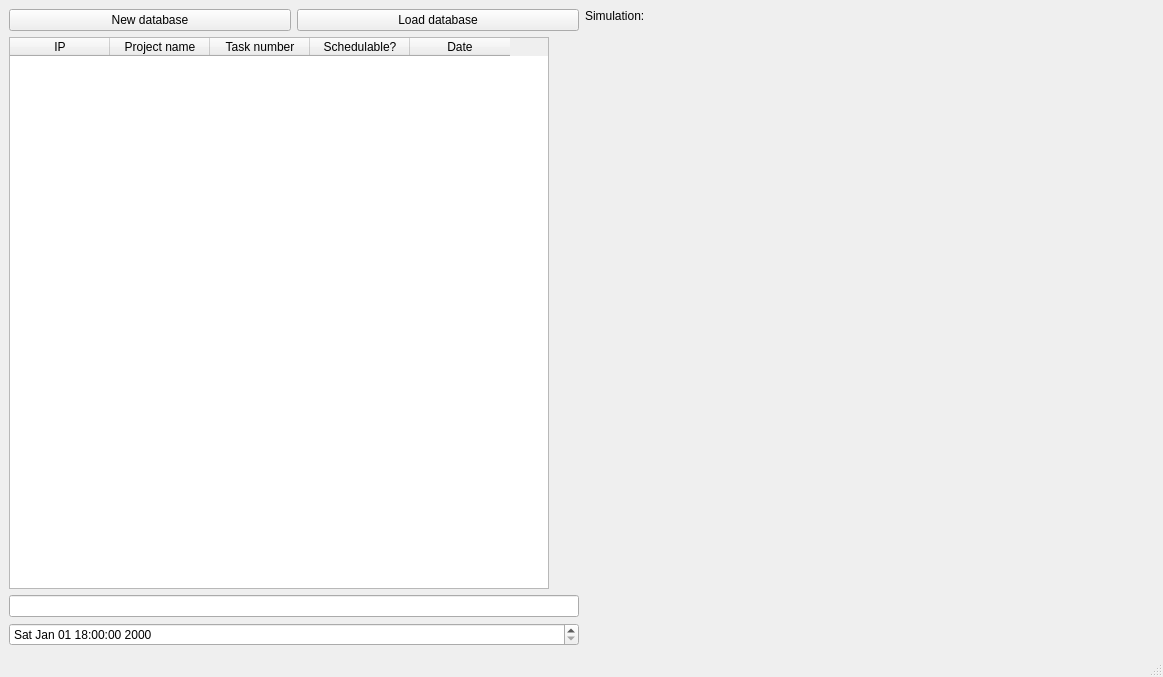
Before: the Qt Designer form database.ui in feichay10/Server-Proyecto-Final-SOA, drawn with Qt 5.
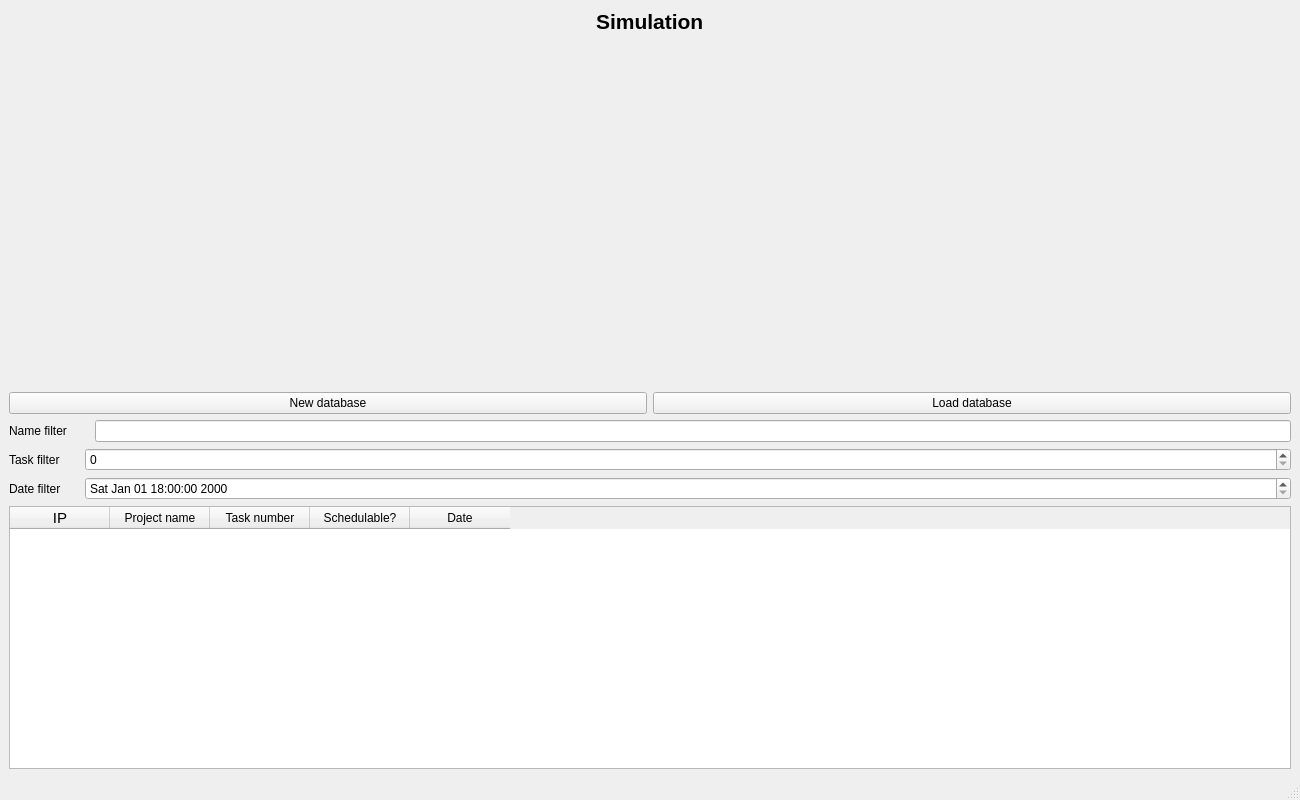
After: the same form once the commit is applied. Icons and pictures are not drawn.

Commit message: interface database manager fixed

What changed in the file:
```diff
--- a/database.ui
+++ b/database.ui
@@ -6,87 +6,126 @@
    <rect>
     <x>0</x>
     <y>0</y>
-    <width>1163</width>
-    <height>677</height>
+    <width>1300</width>
+    <height>800</height>
    </rect>
   </property>
+  <property name="sizePolicy">
+   <sizepolicy hsizetype="Expanding" vsizetype="Preferred">
+    <horstretch>0</horstretch>
+    <verstretch>0</verstretch>
+   </sizepolicy>
+  </property>
+  <property name="minimumSize">
+   <size>
+    <width>1000</width>
+    <height>800</height>
+   </size>
+  </property>
   <property name="windowTitle">
    <string>MainWindow</string>
   </property>
   <widget class="QWidget" name="centralwidget">
-   <layout class="QHBoxLayout" name="horizontalLayout_8">
+   <layout class="QVBoxLayout" name="verticalLayout_3">
     <item>
-     <layout class="QHBoxLayout" name="horizontalLayout_7">
+     <layout class="QVBoxLayout" name="verticalLayout">
       <item>
-       <layout class="QVBoxLayout" name="verticalLayout_3">
+       <layout class="QHBoxLayout" name="horizontalLayout_2">
         <item>
-         <layout class="QHBoxLayout" name="horizontalLayout">
-          <item>
-           <layout class="QVBoxLayout" name="verticalLayout_2">
-            <item>
-             <layout class="QHBoxLayout" name="horizontalLayout_6">
-              <item>
-               <widget class="QPushButton" name="pushButton_NewDB">
-                <property name="text">
-                 <string>New database</string>
-                </property>
-               </widget>
-              </item>
-              <item>
-               <widget class="QPushButton" name="pushButton_LoadDB">
-                <property name="text">
-                 <string>Load database</string>
-                </property>
-               </widget>
-              </item>
-             </layout>
-            </item>
-           </layout>
-          </item>
-         </layout>
+         <spacer name="horizontalSpacer">
+          <property name="orientation">
+           <enum>Qt::Horizontal</enum>
+          </property>
+          <property name="sizeHint" stdset="0">
+           <size>
+            <width>40</width>
+            <height>20</height>
+           </size>
+          </property>
+         </spacer>
         </item>
         <item>
-         <widget class="QTableWidget" name="tableWidget">
+         <widget class="QLabel" name="label_Image">
+          <property name="sizePolicy">
+           <sizepolicy hsizetype="Fixed" vsizetype="Fixed">
+            <horstretch>0</horstretch>
+            <verstretch>0</verstretch>
+           </sizepolicy>
+          </property>
+          <property name="text">
+           <string>&lt;html&gt;&lt;head/&gt;&lt;body&gt;&lt;p&gt;&lt;span style=&quot; font-size:16pt; font-weight:700;&quot;&gt;Simulation&lt;/span&gt;&lt;/p&gt;&lt;/body&gt;&lt;/html&gt;</string>
+          </property>
+         </widget>
+        </item>
+        <item>
+         <spacer name="horizontalSpacer_2">
+          <property name="orientation">
+           <enum>Qt::Horizontal</enum>
+          </property>
+          <property name="sizeHint" stdset="0">
+           <size>
+            <width>40</width>
+            <height>20</height>
+           </size>
+          </property>
+         </spacer>
+        </item>
+       </layout>
+      </item>
+      <item>
+       <widget class="QLabel" name="label_LoadImage">
+        <property name="sizePolicy">
+         <sizepolicy hsizetype="Expanding" vsizetype="Expanding">
+          <horstretch>0</horstretch>
+          <verstretch>0</verstretch>
+         </sizepolicy>
+        </property>
+        <property name="text">
+         <string/>
+        </property>
+       </widget>
+      </item>
+     </layout>
+    </item>
+    <item>
+     <layout class="QVBoxLayout" name="verticalLayout_2">
+      <item>
+       <layout class="QHBoxLayout" name="horizontalLayout">
+        <item>
+         <widget class="QPushButton" name="pushButton_NewDB">
+          <property name="text">
+           <string>New database</string>
+          </property>
+         </widget>
+        </item>
+        <item>
+         <widget class="QPushButton" name="pushButton_LoadDB">
+          <property name="text">
+           <string>Load database</string>
+          </property>
+         </widget>
+        </item>
+       </layout>
+      </item>
+      <item>
+       <layout class="QHBoxLayout" name="horizontalLayout_3">
+        <item>
+         <widget class="QLabel" name="label">
           <property name="minimumSize">
            <size>
-            <width>540</width>
+            <width>80</width>
             <height>0</height>
            </size>
           </property>
           <property name="maximumSize">
            <size>
-            <width>540</width>
+            <width>80</width>
             <height>16777215</height>
            </size>
           </property>
-          <property name="toolTip">
-           <string>SUPR to delete rows (affects database!)</string>
+          <property name="text">
+           <string>Name filter</string>
           </property>
-          <column>
-           <property name="text">
-            <string>IP</string>
-           </property>
-          </column>
-          <column>
-           <property name="text">
-            <string>Project name</string>
-           </property>
-          </column>
-          <column>
-           <property name="text">
-            <string>Task number</string>
-           </property>
-          </column>
-          <column>
-           <property name="text">
-            <string>Schedulable?</string>
-           </property>
-          </column>
-          <column>
-           <property name="text">
-            <string>Date</string>
-           </property>
-          </column>
          </widget>
         </item>
         <item>
@@ -96,6 +135,59 @@
           </property>
          </widget>
         </item>
+       </layout>
+      </item>
+      <item>
+       <layout class="QHBoxLayout" name="horizontalLayout_4">
+        <item>
+         <widget class="QLabel" name="label_2">
+          <property name="minimumSize">
+           <size>
+            <width>70</width>
+            <height>0</height>
+           </size>
+          </property>
+          <property name="maximumSize">
+           <size>
+            <width>70</width>
+            <height>16777215</height>
+           </size>
+          </property>
+          <property name="text">
+           <string>Task filter</string>
+          </property>
+         </widget>
+        </item>
+        <item>
+         <widget class="QSpinBox" name="spinBox_filter_num_tasks">
+          <property name="maximum">
+           <number>999999999</number>
+          </property>
+         </widget>
+        </item>
+       </layout>
+      </item>
+      <item>
+       <layout class="QHBoxLayout" name="horizontalLayout_5">
+        <item>
+         <widget class="QLabel" name="label_3">
+          <property name="minimumSize">
+           <size>
+            <width>70</width>
+            <height>0</height>
+           </size>
+          </property>
+          <property name="maximumSize">
+           <size>
+            <width>70</width>
+            <height>16777215</height>
+           </size>
+          </property>
+          <property name="text">
+           <string>Date filter</string>
+          </property>
+         </widget>
+        </item>
         <item>
          <widget class="QDateTimeEdit" name="dateTimeEdit">
           <property name="toolTip">
@@ -119,37 +211,61 @@
        </layout>
       </item>
       <item>
-       <layout class="QVBoxLayout" name="verticalLayout_4">
-        <item>
-         <widget class="QLabel" name="label_Image">
-          <property name="sizePolicy">
-           <sizepolicy hsizetype="Fixed" vsizetype="Fixed">
-            <horstretch>0</horstretch>
-            <verstretch>0</verstretch>
-           </sizepolicy>
-          </property>
-          <property name="text">
-           <string>Simulation:</string>
-          </property>
-         </widget>
-        </item>
-        <item>
-         <widget class="QLabel" name="label_LoadImage">
-          <property name="sizePolicy">
-           <sizepolicy hsizetype="Expanding" vsizetype="Expanding">
-            <horstretch>0</horstretch>
-            <verstretch>0</verstretch>
-           </sizepolicy>
-          </property>
-          <property name="text">
-           <string/>
-          </property>
-          <property name="pixmap">
-           <pixmap>../MEME1.png</pixmap>
-          </property>
-         </widget>
-        </item>
-       </layout>
+       <widget class="QTableWidget" name="tableWidget">
+        <property name="minimumSize">
+         <size>
+          <width>686</width>
+          <height>200</height>
+         </size>
+        </property>
+        <property name="maximumSize">
+         <size>
+          <width>10000</width>
+          <height>16777215</height>
+         </size>
+        </property>
+        <property name="toolTip">
+         <string>SUPR to delete rows (affects database!)</string>
+        </property>
+        <column>
+         <property name="text">
+          <string>IP</string>
+         </property>
+         <property name="font">
+          <font>
+           <pointsize>11</pointsize>
+          </font>
+         </property>
+        </column>
+        <column>
+         <property name="text">
+          <string>Project name</string>
+         </property>
+        </column>
+        <column>
+         <property name="text">
+          <string>Task number</string>
+         </property>
+        </column>
+        <column>
+         <property name="text">
+          <string>Schedulable?</string>
+         </property>
+        </column>
+        <column>
+         <property name="text">
+          <string>Date</string>
+         </property>
+         <property name="font">
+          <font>
+           <italic>false</italic>
+           <bold>false</bold>
+           <underline>false</underline>
+           <strikeout>false</strikeout>
+          </font>
+         </property>
+        </column>
+       </widget>
       </item>
      </layout>
     </item>
```
Left out of the diff: 6 changed lines with no effect on the pictures. The commit also changes 4 other files.
